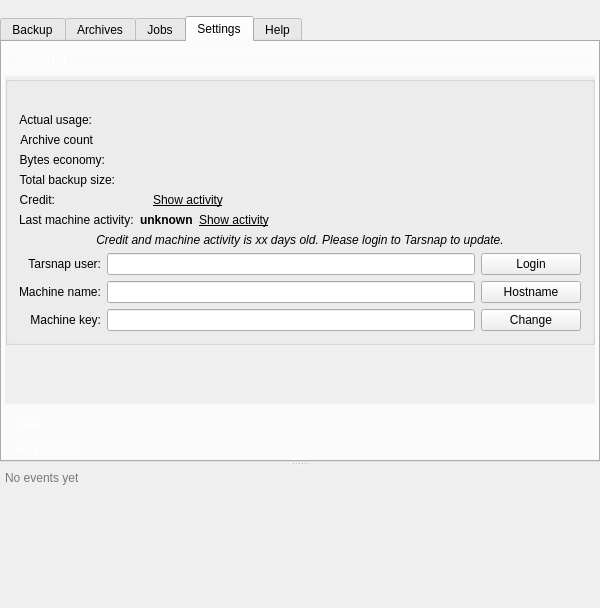
Before: the Qt Designer form forms/mainwindow.ui in Tarsnap/tarsnap-gui, drawn with Qt 5.
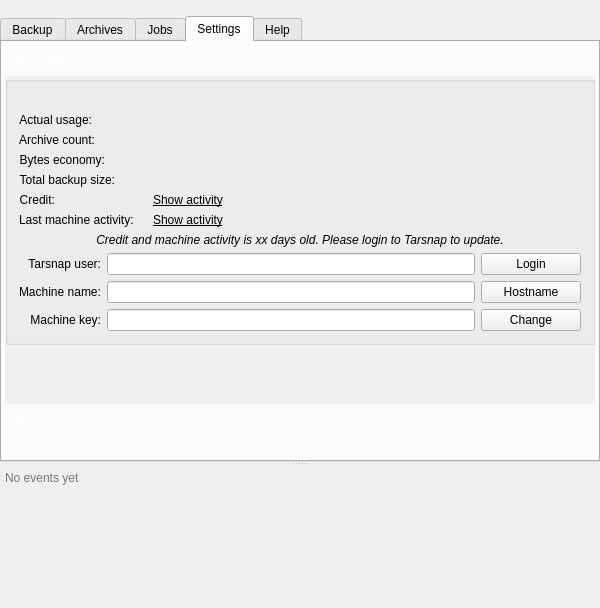
After: the same form once the commit is applied. The open tabs and pages were chosen to show the change. Icons and pictures are not drawn. Custom widgets are drawn as their Qt base class.

Diff of the .ui file:
```diff
--- a/forms/mainwindow.ui
+++ b/forms/mainwindow.ui
@@ -1026,7 +1026,7 @@
                        <string>Number of Archives stored for this Machine.</string>
                       </property>
                       <property name="text">
-                       <string>Archive count</string>
+                       <string>Archive count:</string>
                       </property>
                       <property name="alignment">
                        <set>Qt::AlignRight|Qt::AlignTrailing|Qt::AlignVCenter</set>
@@ -1144,7 +1144,7 @@
                          <string>This info is updated on demand. Press the big Tarsnap button above to update.</string>
                         </property>
                         <property name="text">
-                         <string>unknown</string>
+                         <string/>
                         </property>
                         <property name="textInteractionFlags">
                          <set>Qt::LinksAccessibleByMouse|Qt::TextSelectableByMouse</set>
```
